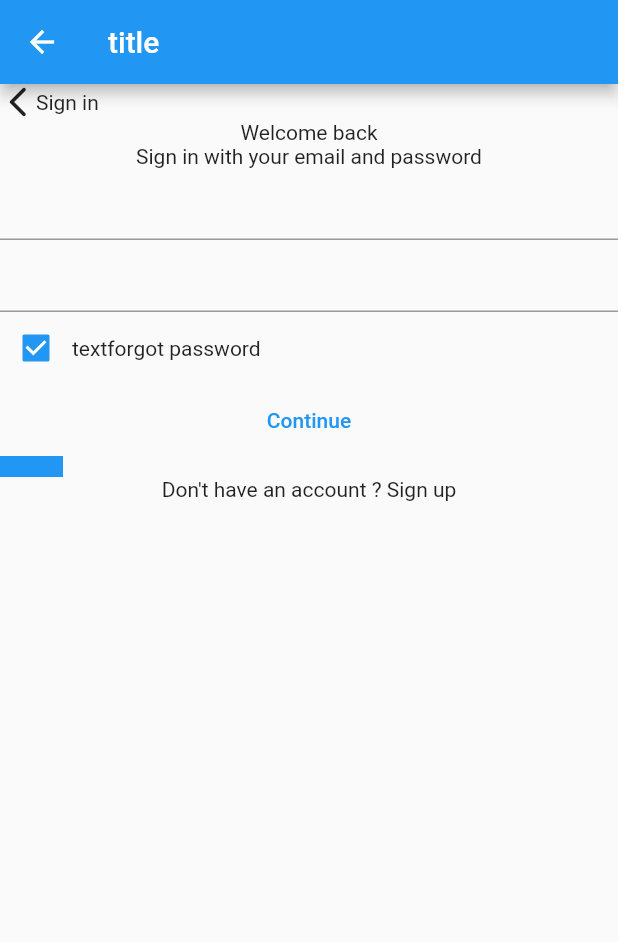
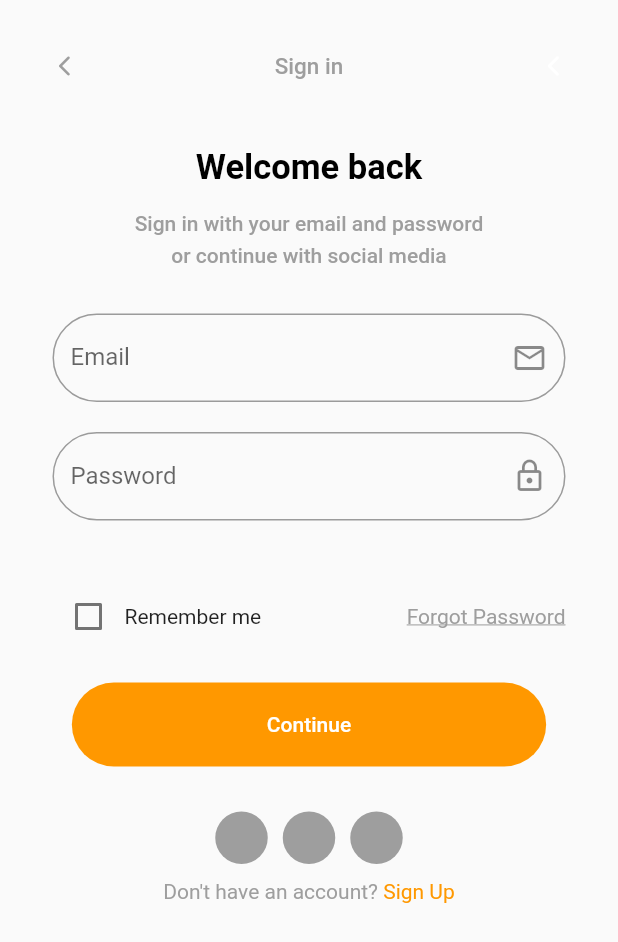
Before and after one commit to rabbaimehdi/flutter-bootcamp, a Flutter app: the SigninScreen screen opened directly, on a phone screen of 412 x 824 dp. Shown: the top 942 px of the screen. Run offline on Flutter 3.47's test engine with Material 2 defaults, Android fonts, the phone set to English and light mode, and no system bars.

Commit message:
add style to signin_screen.dart

```diff
--- a/lib/screens/auth/signin_screen.dart
+++ b/lib/screens/auth/signin_screen.dart
@@ -6,45 +6,168 @@
   @override
   Widget build(BuildContext context) {
     return Scaffold(
-        appBar: AppBar(
-          title: Text('title'),
-        ),
-        body: Column(
+        // appBar: AppBar(title: Text('Ecommerce App')),
+        body: SafeArea(
+      child: Padding(
+        padding: const EdgeInsets.all(35),
+        child: SingleChildScrollView(
+          physics: BouncingScrollPhysics(),
+          child: Column(
             children: [
               Row(
                 children: [
-                Icon(Icons.arrow_back_ios_new_rounded),
-                Text("Sign in")
+                  Icon(
+                    Icons.arrow_back_ios_new_rounded,
+                    size: 16,
+                    color: Colors.grey,
+                  ),
+                  Text("Sign in",
+                      style: TextStyle(
+                          color: Colors.grey,
+                          fontSize: 15,
+                          fontWeight: FontWeight.w500)),
+                  Icon(
+                    Icons.arrow_back_ios_new_rounded,
+                    size: 16,
+                    color: Colors.white,
+                  )
                 ],
+                mainAxisAlignment: MainAxisAlignment.spaceBetween,
               ),
-            Text("Welcome back"),
-            Text("Sign in with your email and password"),
-            TextFormField(),
-            TextFormField(),
+              SizedBox(
+                height: 45,
+              ),
+              Text(
+                "Welcome back",
+                style: TextStyle(
+                    color: Colors.black,
+                    fontSize: 23,
+                    fontWeight: FontWeight.bold),
+              ),
+              SizedBox(
+                height: 12,
+              ),
+              Text(
+                "Sign in with your email and password \nor continue with social media",
+                style: TextStyle(
+                  color: Colors.grey,
+                  height: 1.5,
+                  fontWeight: FontWeight.w500,
+                ),
+                textAlign: TextAlign.center,
+              ),
+              SizedBox(
+                height: 30,
+              ),
+              TextFormField(
+                decoration: InputDecoration(
+                    label: Text("Email"),
+                    hintText: "Enter your email",
+                    // floatingLabelBehavior: FloatingLabelBehavior.always,
+                    suffixIcon: Icon(Icons.email_outlined),
+                    border: OutlineInputBorder(
+                        borderRadius: BorderRadius.all(Radius.circular(50)))),
+              ),
+              SizedBox(
+                height: 20,
+              ),
+              TextFormField(
+                decoration: InputDecoration(
+                    label: Text("Password"),
+                    hintText: "Enter your password",
+                    suffixIcon: Icon(Icons.lock_outline),
+                    border: OutlineInputBorder(
+                        borderRadius: BorderRadius.all(Radius.circular(50)))),
+                obscureText: true, //hide password
+              ),
+              SizedBox(
+                height: 20,
+              ),
+              SizedBox(
+                height: 20,
+              ),
               Row(
                 children: [
                   Row(
                     children: [
                       Checkbox(
-                        value: true,
-                        onChanged: (bool? value) => print("Hello")),
-                    Text("text")
+                          value: false,
+                          onChanged: ((value) => print("changed state"))),
+                      Text("Remember me"),
                     ],
                   ),
-                Text("forgot password")
+                  Text(
+                    "Forgot Password",
+                    style: TextStyle(
+                      decoration: TextDecoration.underline,
+                      color: Colors.grey,
+                    ),
+                  )
+                ],
+                mainAxisAlignment: MainAxisAlignment.spaceBetween,
+              ),
+              SizedBox(
+                height: 20,
+              ),
+              TextButton(
+                  style: TextButton.styleFrom(
+                    backgroundColor: Colors.orange,
+                    foregroundColor: Colors.white,
+                    padding:
+                        EdgeInsets.symmetric(horizontal: 130, vertical: 20),
+                    shape: RoundedRectangleBorder(
+                        borderRadius: BorderRadius.circular(30)),
+                  ), //better than ButtonStyle cuz it removes all styles
+                  onPressed: () => print("salam"),
+                  child: Text("Continue")),
+              SizedBox(
+                height: 30,
+              ),
+              Row(
+                mainAxisAlignment: MainAxisAlignment.center,
+                children: [
+                  Container(
+                    width: 35,
+                    height: 35,
+                    decoration: BoxDecoration(
+                        color: Colors.grey, shape: BoxShape.circle),
+                  ),
+                  SizedBox(width: 10),
+                  Container(
+                    width: 35,
+                    height: 35,
+                    decoration: BoxDecoration(
+                        color: Colors.grey, shape: BoxShape.circle),
+                  ),
+                  SizedBox(width: 10),
+                  Container(
+                    width: 35,
+                    height: 35,
+                    decoration: BoxDecoration(
+                        color: Colors.grey, shape: BoxShape.circle),
+                  )
                 ],
               ),
-            TextButton(
-                onPressed: () => print("salam"), child: Text("Continue")),
+              SizedBox(height: 10),
               Row(
                 children: [
-                Container(width: 14, height: 14, color: Colors.blue),
-                Container(width: 14, height: 14, color: Colors.blue),
-                Container(width: 14, height: 14, color: Colors.blue)
+                  Text(
+                    "Don't have an account?",
+                    style: TextStyle(color: Colors.grey),
+                    textAlign: TextAlign.center,
+                  ),
+                  Text(
+                    " Sign Up",
+                    style: TextStyle(color: Colors.orange),
+                    textAlign: TextAlign.center,
+                  ),
+                ],
+                mainAxisAlignment: MainAxisAlignment.center,
+              ),
             ],
           ),
-            Text("Don't have an account ? Sign up"),
-          ],
+        ),
+      ),
     ));
   }
 }
```
Lines whose indentation alone changed are shown as unchanged.
